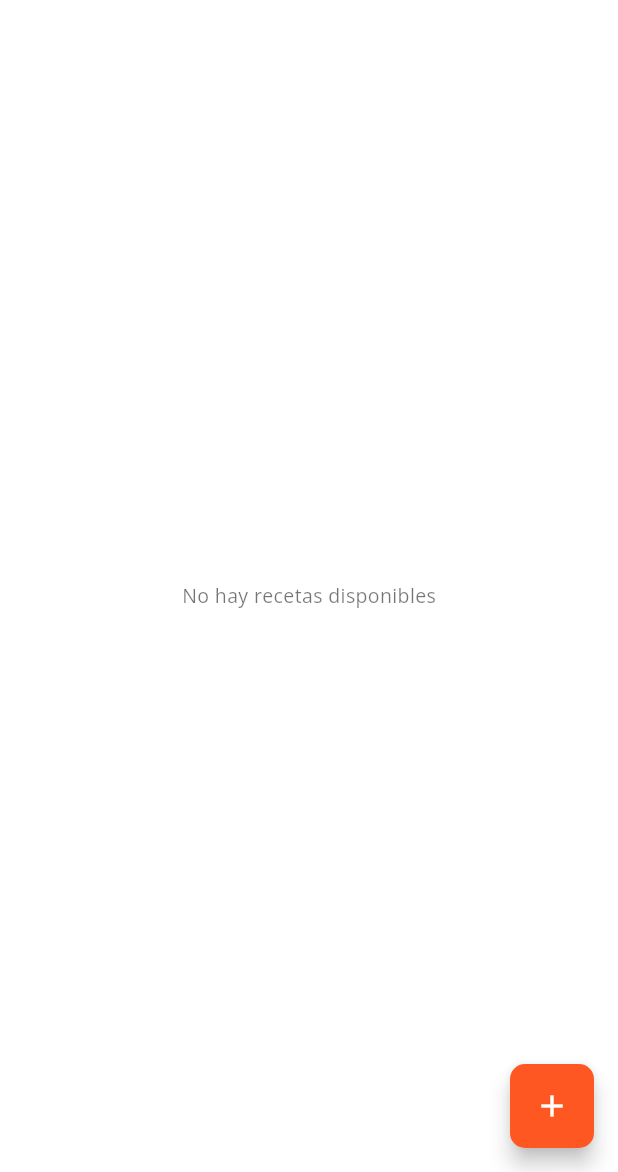
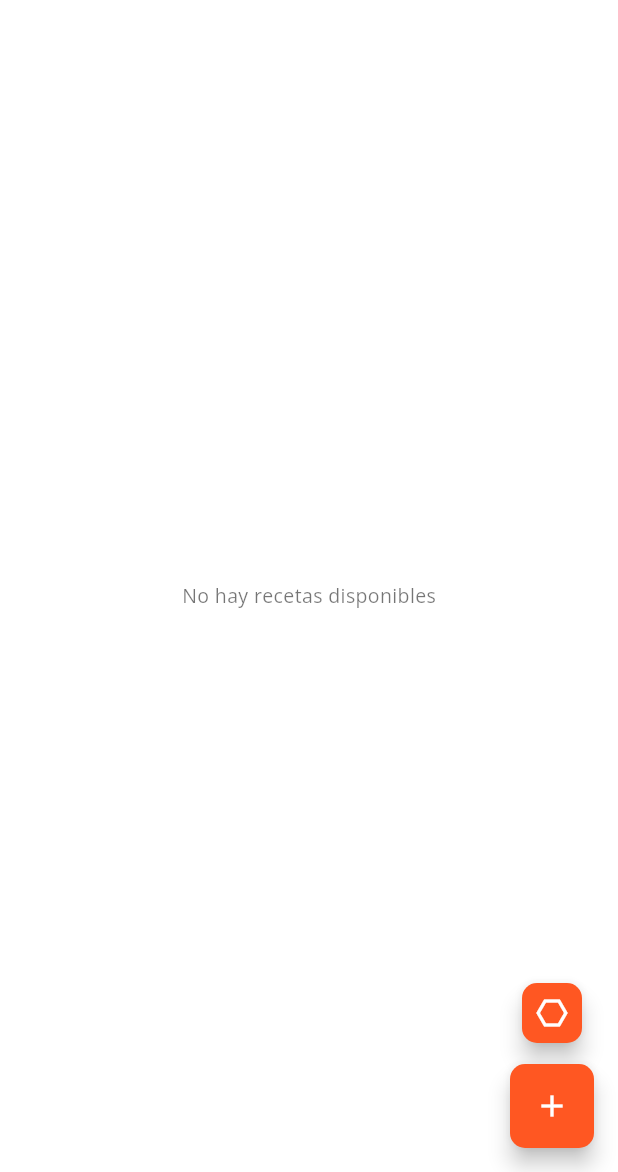
Before and after one commit to francids/the_recipes, a Flutter app: the screen it shows after launch, on a phone screen of 412 x 824 dp, the part 64-1236 px from its top. Run offline on Flutter 3.47's test engine with Material 3 defaults, Android fonts, the phone set to English and light mode, and no system bars; our stand-ins replace firebase_auth, firebase_core, flutter_easyloading, get, google_fonts, google_sign_in and 4 more; missing offline and left inert: material_dialogs; accounts and stored records are empty; generated files the repository leaves out were written again.

Commit message:
Agregar botón de funciones de IA y tooltips en la pantalla inicial

```diff
--- a/lib/views/screens/inicial_screen.dart
+++ b/lib/views/screens/inicial_screen.dart
@@ -45,15 +45,41 @@ class InicialScreen extends StatelessWidget {
           ),
         ],
       ),
-      floatingActionButton: FloatingActionButton(
+      floatingActionButton: Column(
+        mainAxisAlignment: MainAxisAlignment.end,
+        children: [
+          Tooltip(
+            message: "Funciones de IA",
+            preferBelow: false,
+            child: FloatingActionButton.small(
+              onPressed: () {
+                Get.showSnackbar(
+                  const GetSnackBar(
+                    title: "Función no disponible",
+                    message: "Esta función no está disponible en esta versión",
+                    duration: Duration(seconds: 1),
+                    snackPosition: SnackPosition.TOP,
+                  ),
+                );
+              },
+              child: const Icon(Icons.hexagon_outlined),
+            ),
+          ),
+          const SizedBox(height: 10),
+          Tooltip(
+            message: "Agregar receta",
+            preferBelow: false,
+            child: FloatingActionButton(
               onPressed: () async {
                 var upd = await Get.to(const AddRecipeScreen());
                 if (upd == true) {
                   recipeController.refreshRecipes();
                 }
               },
-        tooltip: "Agregar receta",
               child: const Icon(Icons.add),
+            ),
+          ),
+        ],
       ),
       body: Column(
         mainAxisAlignment: MainAxisAlignment.start,
```
Lines whose indentation alone changed are shown as unchanged.
